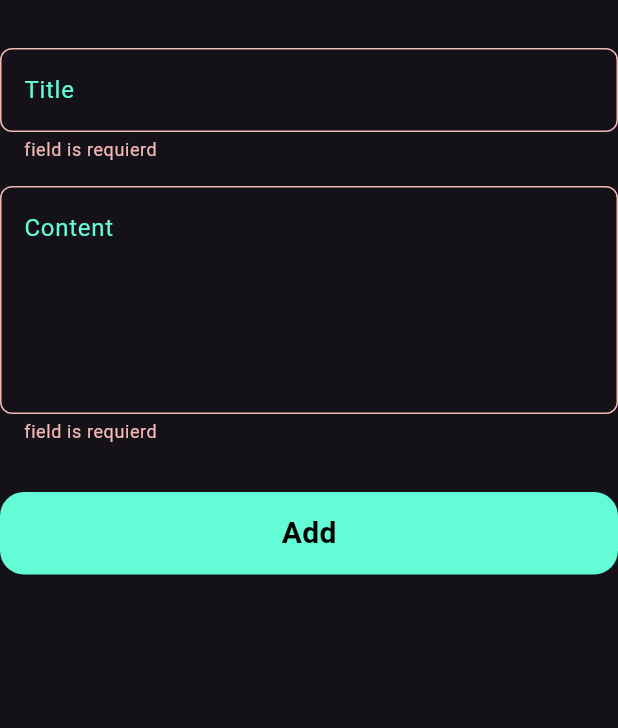
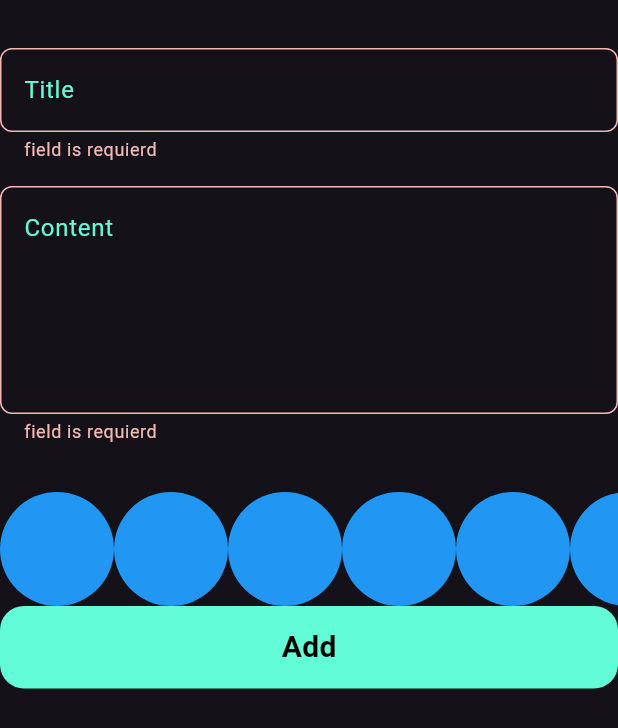
Before and after one commit to zeadkhaledlE/notes_app, a Flutter app: the AddNoteForm widget shown alone on an empty page, opened directly, after a tap on "Add", on a phone screen of 412 x 824 dp. Shown: the top 728 px of the screen. Run offline on Flutter 3.47's test engine with Material 3 defaults, Android fonts, the phone set to English and light mode, and no system bars; our stand-ins replace bloc, flutter_bloc, hive, hive_flutter; accounts and stored records are empty.

Commit message:
create colors list view part 1

```diff
--- a/lib/widgets/add_note_form.dart
+++ b/lib/widgets/add_note_form.dart
@@ -3,6 +3,7 @@ import 'package:flutter_bloc/flutter_bloc.dart';
 import 'package:intl/intl.dart';
 import 'package:notes_app/add_note_cubit/cubit/add_notes_cubit.dart';
 import 'package:notes_app/models/note_model.dart';
+import 'package:notes_app/widgets/colors_list_view.dart';
 import 'package:notes_app/widgets/custom_button.dart';
 import 'package:notes_app/widgets/custom_text_field.dart';
 
@@ -48,25 +49,13 @@ class _AddNoteFormState extends State<AddNoteForm> {
           const SizedBox(
             height: 32,
           ),
+          const ColorsListView(),
           BlocBuilder<AddNotesCubit, AddNotesState>(
             builder: (context, state) {
               return CustomButton(
                 isLoading: state is AddNotesLoading ? true : false,
                 ontap: () {
-                  if (formkey.currentState!.validate()) {
-                    formkey.currentState!.save();
-                    var currentDate = DateTime.now();
-                    var formatedcurrentDate =
-                        DateFormat.yMd().add_jm().format(currentDate);
-                    var noteModel = NoteModel(
-                        title: title!,
-                        subtitle: subtitle!,
-                        date: formatedcurrentDate,
-                        color: Colors.blue.value);
-                    BlocProvider.of<AddNotesCubit>(context).addNote(noteModel);
-                  } else {
-                    autovalidate = AutovalidateMode.always;
-                  }
+                  CheckInformatoin(context);
                   setState(() {});
                 },
               );
@@ -79,4 +68,20 @@ class _AddNoteFormState extends State<AddNoteForm> {
       ),
     );
   }
+
+  void CheckInformatoin(BuildContext context) {
+    if (formkey.currentState!.validate()) {
+      formkey.currentState!.save();
+      var currentDate = DateTime.now();
+      var formatedcurrentDate = DateFormat.yMd().add_jm().format(currentDate);
+      var noteModel = NoteModel(
+          title: title!,
+          subtitle: subtitle!,
+          date: formatedcurrentDate,
+          color: Colors.blue.value);
+      BlocProvider.of<AddNotesCubit>(context).addNote(noteModel);
+    } else {
+      autovalidate = AutovalidateMode.always;
+    }
+  }
 }
--- /dev/null
+++ b/lib/widgets/colors_list_view.dart
@@ -0,0 +1,31 @@
+import 'package:flutter/material.dart';
+
+class ColorItem extends StatelessWidget {
+  const ColorItem({super.key});
+
+  @override
+  Widget build(BuildContext context) {
+    return const CircleAvatar(
+      radius: 38,
+      backgroundColor: Colors.blue,
+    );
+  }
+}
+
+class ColorsListView extends StatelessWidget {
+  const ColorsListView({super.key});
+
+  @override
+  Widget build(BuildContext context) {
+    return SizedBox(
+      height: 38 * 2,
+      child: ListView.builder(
+        itemCount: 10,
+        scrollDirection: Axis.horizontal,
+        itemBuilder: (context, index) {
+          return const ColorItem();
+        },
+      ),
+    );
+  }
+}
```
